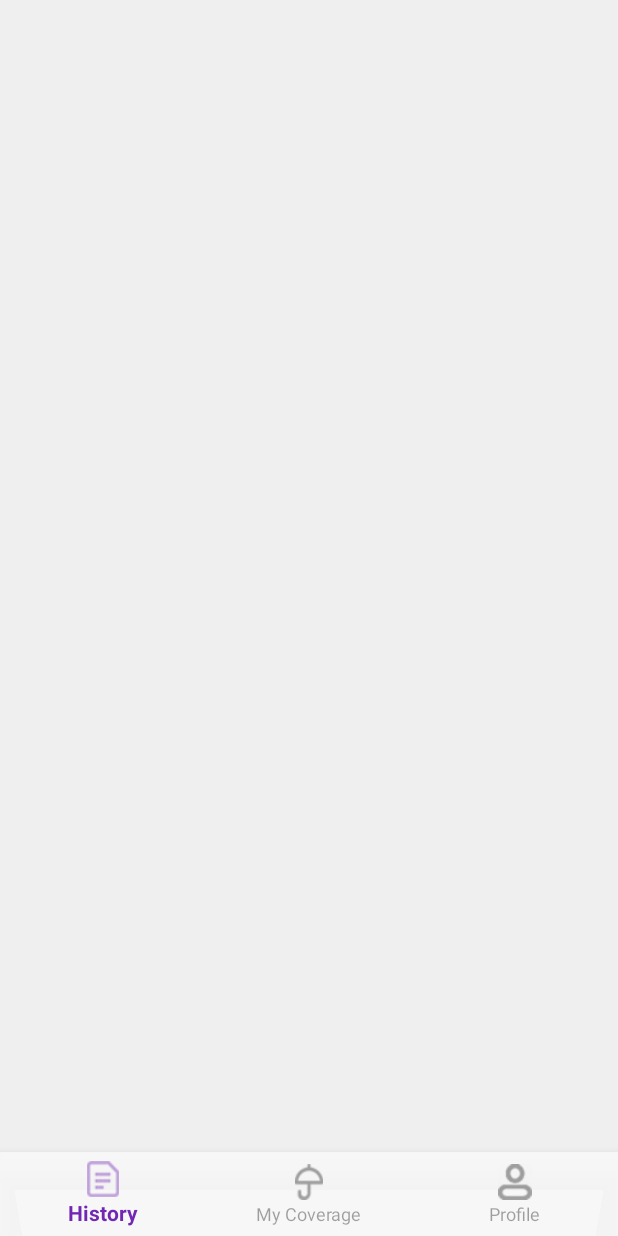
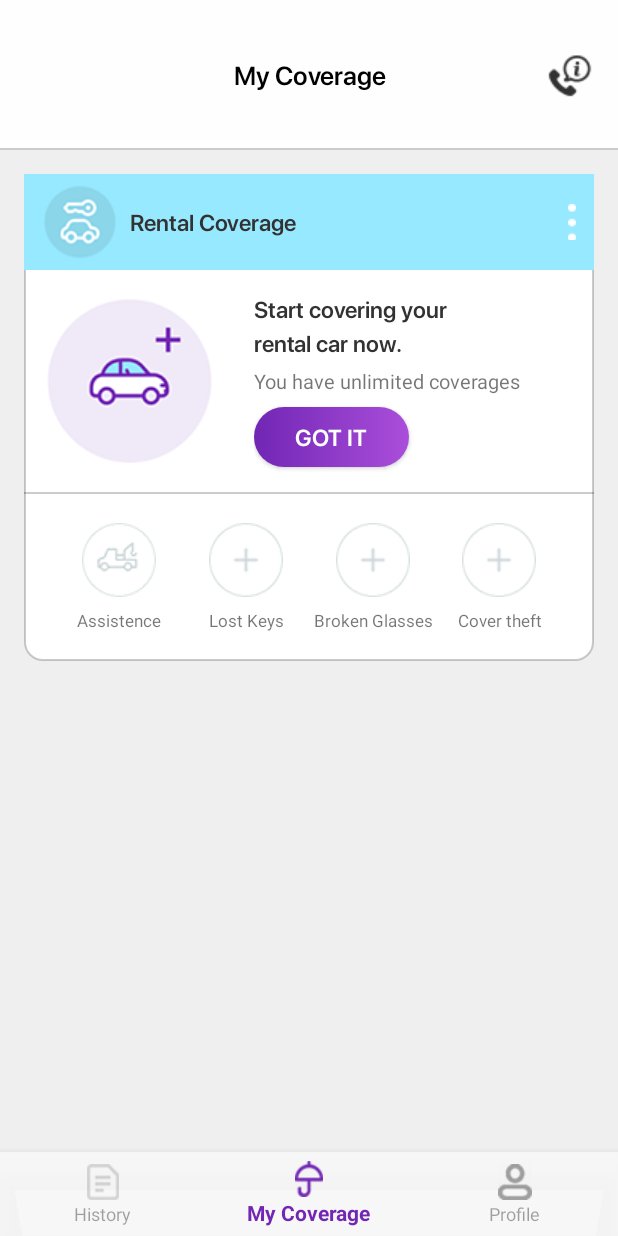
Before and after one commit to drizzle3023/CarRental-Android, an Android app: the HomeActivity screen opened directly, with no data from a screen before it, on a phone screen of 412 x 824 dp. Run offline under Robolectric (Android 15) with nearby library versions, the phone set to English and light mode, and no system bars.

Commit message:
NavigationMenu is working on HomeActivity

```diff
--- a/CarRental/app/src/main/AndroidManifest.xml
+++ b/CarRental/app/src/main/AndroidManifest.xml
@@ -22,7 +22,7 @@
         <activity android:name=".SubscriptionNewActivity"/>
         <activity android:name=".SignUpLoginActivity"/>
         <activity android:name=".VerifyCodeActivity"/>
-        <activity android:name=".CoverageActivity"/>
+        <activity android:name=".HomeActivity"/>
         <activity android:name=".SubscribeSuccessActivity"/>
         <activity android:name=".PaymentActivity"/>
 
--- /dev/null
+++ b/CarRental/app/src/main/java/com/drizzle/carrental/CoverageFragment.java
@@ -0,0 +1,21 @@
+package com.drizzle.carrental;
+
+import android.os.Bundle;
+import android.view.LayoutInflater;
+import android.view.View;
+import android.view.ViewGroup;
+
+import androidx.annotation.Nullable;
+import androidx.fragment.app.Fragment;
+
+public class CoverageFragment extends Fragment {
+
+    @Nullable
+    @Override
+    public View onCreateView(LayoutInflater inflater, ViewGroup container, Bundle savedInstanceState) {
+
+        View view = inflater.inflate(R.layout.fragment_coverage, container, false);
+        return view;
+    }
+
+}
--- a/CarRental/app/src/main/java/com/drizzle/carrental/CoverageActivity.java
+++ b/CarRental/app/src/main/java/com/drizzle/carrental/HomeActivity.java
@@ -14,27 +14,37 @@ import androidx.fragment.app.FragmentTransaction;
 
 import com.google.android.material.bottomnavigation.BottomNavigationView;
 
-public class CoverageActivity extends AppCompatActivity implements BottomNavigationView.OnNavigationItemSelectedListener{
+public class HomeActivity extends AppCompatActivity implements BottomNavigationView.OnNavigationItemSelectedListener{
 
     protected Fragment curFragment;
+    protected BottomNavigationView bottomNavigationView;
 
     @Override
     protected void onCreate(Bundle savedInstanceState) {
+
         super.onCreate(savedInstanceState);
         setContentView(R.layout.activity_coverage_ready);
 
+        bottomNavigationView = (BottomNavigationView) findViewById(R.id.navigation);
+        bottomNavigationView.setOnNavigationItemSelectedListener(this);
+        bottomNavigationView.setSelectedItemId(R.id.navigation_coverage);
+
+
+        showFragment(R.id.frame_coverage, CoverageFragment.class);
+
     }
+
     @Override
     public boolean onNavigationItemSelected(@NonNull MenuItem menuItem) {
 
-        if (menuItem.getItemId() == R.id.frame_history) {
-            //showFragment(menuItem.getItemId(), HistoryFragment.class);
+        if (menuItem.getItemId() == R.id.navigation_history) {
+            showFragment(R.id.frame_history, HistoryFragment.class);
         }
-        else if (menuItem.getItemId() == R.id.frame_coverage) {
-            //showFragment(menuItem.getItemId(), CoverageFragment.class);
+        else if (menuItem.getItemId() == R.id.navigation_coverage) {
+            showFragment(R.id.frame_coverage, CoverageFragment.class);
         }
-        else if (menuItem.getItemId() == R.id.frame_profile) {
-            //showFragment(menuItem.getItemId(), CoverageFragment.class);
+        else if (menuItem.getItemId() == R.id.navigation_profile) {
+            showFragment(R.id.frame_profile, ProfileFragment.class);
         }
 
         return true;
--- a/CarRental/app/src/main/java/com/drizzle/carrental/LoginFragment.java
+++ b/CarRental/app/src/main/java/com/drizzle/carrental/LoginFragment.java
@@ -30,31 +30,29 @@ public class LoginFragment extends Fragment {
         View view = inflater.inflate(R.layout.fragment_login, container, false);
 
         loginButton = (Button) view.findViewById(R.id.login_button);
-        countryNumber = (TextView)  view.findViewById(R.id.text_country_prefix);
+        countryNumber = (TextView) view.findViewById(R.id.text_country_prefix);
 
         loginButton.setOnClickListener(new View.OnClickListener() {
             @Override
-            public void onClick(View view)
-            {
+            public void onClick(View view) {
 
-                //                Intent intent=new Intent(getContext(),SignUpLoginActivity.class);
+                Intent intent = new Intent(getContext(), HomeActivity.class);
 
-//                startActivity(intent);
+                startActivity(intent);
 
             }
         });
 
         countryNumber.setOnClickListener(new View.OnClickListener() {
             @Override
-            public void onClick(View view)
-            {
-                CountryPicker.Builder builder = new CountryPicker.Builder().with(getActivity()).listener (new OnCountryPickerListener() {
+            public void onClick(View view) {
+                CountryPicker.Builder builder = new CountryPicker.Builder().with(getActivity()).listener(new OnCountryPickerListener() {
                     @Override
                     public void onSelectCountry(Country country) {
                         selectedCountry = country;
 
                         InputMethodManager imm = (InputMethodManager) getActivity().getSystemService(Activity.INPUT_METHOD_SERVICE);
-                        if (imm.isAcceptingText()){
+                        if (imm.isAcceptingText()) {
                             imm.toggleSoftInput(InputMethodManager.HIDE_IMPLICIT_ONLY, 0);
                         }
 
--- a/CarRental/app/src/main/java/com/drizzle/carrental/SubscribeSuccessActivity.java
+++ b/CarRental/app/src/main/java/com/drizzle/carrental/SubscribeSuccessActivity.java
@@ -5,7 +5,6 @@ import android.content.Intent;
 import android.os.Bundle;
 import android.view.View;
 import android.widget.Button;
-import android.widget.ImageButton;
 
 public class SubscribeSuccessActivity extends Activity {
 
@@ -21,7 +20,7 @@ public class SubscribeSuccessActivity extends Activity {
             @Override
             public void onClick(View view)
             {
-                Intent intent=new Intent(SubscribeSuccessActivity.this,CoverageActivity.class);
+                Intent intent=new Intent(SubscribeSuccessActivity.this, HomeActivity.class);
                 startActivity(intent);
             }
         });
--- a/CarRental/app/src/main/res/layout/fragment_coverage.xml
+++ b/CarRental/app/src/main/res/layout/fragment_coverage.xml
@@ -128,6 +128,7 @@
                     android:layout_marginBottom="5dp"
                     android:fontFamily="@font/sf_pro_display_semibold"
                     android:lineSpacingMultiplier="1.2"
+                    android:paddingTop="15dp"
                     android:text="Start covering your \nrental car now. "
                     android:textColor="@color/colorNormalText"
                     android:textSize="15sp" />
@@ -142,7 +143,7 @@
                 <Button
                     android:id="@+id/buttongotit"
                     android:layout_width="103dp"
-                    android:layout_height="match_parent"
+                    android:layout_height="40dp"
                     android:layout_gravity="left"
                     android:layout_marginTop="8dp"
                     android:layout_marginRight="32dp"
@@ -150,10 +151,10 @@
                     android:background="@drawable/gradient_button"
                     android:fontFamily="@font/sf_pro_display_semibold"
                     android:text="GOT IT"
+                    android:textAllCaps="false"
                     android:textColor="@android:color/white"
-                    android:textAllCaps="false"
-                    android:visibility="visible"
-                    android:textSize="15sp" />
+                    android:textSize="15sp"
+                    android:visibility="visible" />
 
                 <Space
                     android:layout_width="match_parent"
--- a/CarRental/app/src/main/res/layout/fragment_history.xml
+++ b/CarRental/app/src/main/res/layout/fragment_history.xml
@@ -35,7 +35,7 @@
         <FrameLayout
             android:id="@+id/framecontainer_history_list"
             android:layout_width="match_parent"
-            android:layout_height="wrap_content" />
+            android:layout_height="match_parent" />
     </FrameLayout>
 
 </LinearLayout>
--- a/CarRental/app/src/main/res/layout/fragment_login.xml
+++ b/CarRental/app/src/main/res/layout/fragment_login.xml
@@ -35,7 +35,7 @@
             android:orientation="vertical">
 
             <TextView
-                android:id="@+id/login_text_country_prefix"
+                android:id="@+id/text_country_prefix"
                 android:layout_width="match_parent"
                 android:layout_height="wrap_content"
                 android:layout_marginBottom="8dp"
--- a/CarRental/app/src/main/res/values/strings.xml
+++ b/CarRental/app/src/main/res/values/strings.xml
@@ -18,4 +18,7 @@
     <string name="historyTitle">History</string>
     <string name="emptyHistory">Your coverage activity ( Coverages and claims ) will show up here.</string>
 
+    <string name="accountTitle">Account</string>
+
+
 </resources>
```
Also changed, not shown: CarRental/app/src/main/java/com/drizzle/carrental/HistoryEmptyFragment.java (added, +20 -0 lines), CarRental/app/src/main/java/com/drizzle/carrental/HistoryFragment.java (+53 -0 lines), CarRental/app/src/main/java/com/drizzle/carrental/HistoryListFragment.java (added, +20 -0 lines), CarRental/app/src/main/res/layout/fragment_profile.xml (+36 -1 lines).
